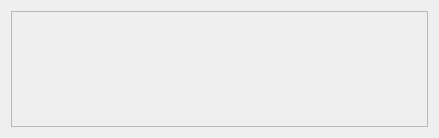
Before: the Qt Designer form trayiconwidget.ui in qernt/TradernetWidget, drawn with Qt 5.
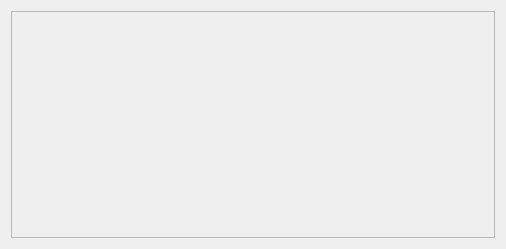
After: the same form once the commit is applied.

What changed in the file:
```diff
--- a/trayiconwidget.ui
+++ b/trayiconwidget.ui
@@ -6,8 +6,8 @@
    <rect>
     <x>0</x>
     <y>0</y>
-    <width>439</width>
-    <height>138</height>
+    <width>506</width>
+    <height>249</height>
    </rect>
   </property>
   <property name="windowTitle">
@@ -16,6 +16,12 @@
   <layout class="QVBoxLayout" name="verticalLayout">
    <item>
     <widget class="QScrollArea" name="scrollArea">
+     <property name="minimumSize">
+      <size>
+       <width>0</width>
+       <height>0</height>
+      </size>
+     </property>
      <property name="widgetResizable">
       <bool>true</bool>
      </property>
@@ -24,8 +30,8 @@
        <rect>
         <x>0</x>
         <y>0</y>
-        <width>413</width>
-        <height>112</height>
+        <width>480</width>
+        <height>223</height>
        </rect>
       </property>
      </widget>
```
